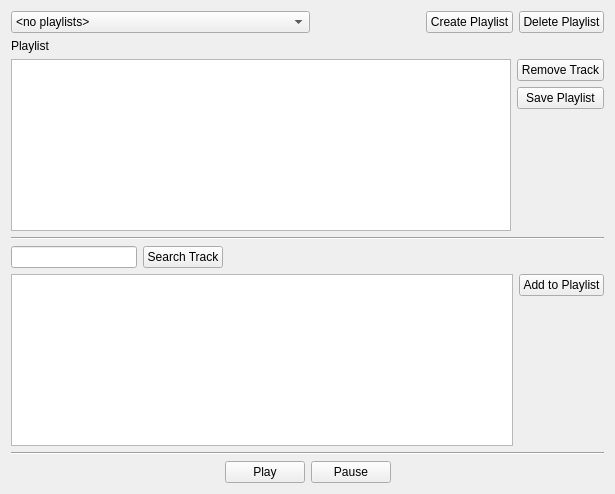
Old version of the form SpotifyLocalPlaylist/widget.ui in the repository nicomcc/SpotifyLocalPlaylist.
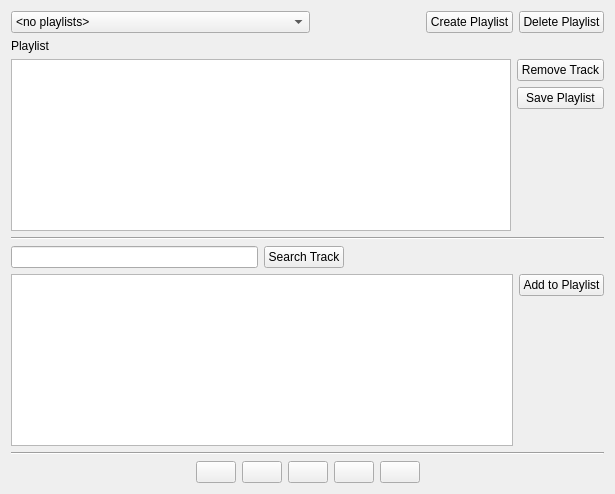
New version of the form.

Commit message: button icons

```diff
--- a/SpotifyLocalPlaylist/widget.ui
+++ b/SpotifyLocalPlaylist/widget.ui
@@ -177,7 +177,7 @@
      <item>
       <widget class="QLabel" name="labelPreview">
        <property name="text">
-        <string>                                                                           </string>
+        <string/>
        </property>
       </widget>
      </item>
@@ -237,16 +237,70 @@
       </spacer>
      </item>
      <item>
-      <widget class="QPushButton" name="btPlay">
+      <widget class="QPushButton" name="btPrevious">
        <property name="text">
-        <string>Play</string>
+        <string/>
+       </property>
+       <property name="iconSize">
+        <size>
+         <width>30</width>
+         <height>30</height>
+        </size>
        </property>
       </widget>
      </item>
      <item>
       <widget class="QPushButton" name="btPause">
        <property name="text">
-        <string>Pause</string>
+        <string/>
+       </property>
+       <property name="iconSize">
+        <size>
+         <width>30</width>
+         <height>30</height>
+        </size>
+       </property>
+      </widget>
+     </item>
+     <item>
+      <widget class="QPushButton" name="btPlay">
+       <property name="styleSheet">
+        <string notr="true"/>
+       </property>
+       <property name="text">
+        <string/>
+       </property>
+       <property name="iconSize">
+        <size>
+         <width>30</width>
+         <height>30</height>
+        </size>
+       </property>
+      </widget>
+     </item>
+     <item>
+      <widget class="QPushButton" name="btStop">
+       <property name="text">
+        <string/>
+       </property>
+       <property name="iconSize">
+        <size>
+         <width>30</width>
+         <height>30</height>
+        </size>
+       </property>
+      </widget>
+     </item>
+     <item>
+      <widget class="QPushButton" name="btNext">
+       <property name="text">
+        <string/>
+       </property>
+       <property name="iconSize">
+        <size>
+         <width>30</width>
+         <height>30</height>
+        </size>
        </property>
       </widget>
      </item>
```
The commit also changes 12 other files.
